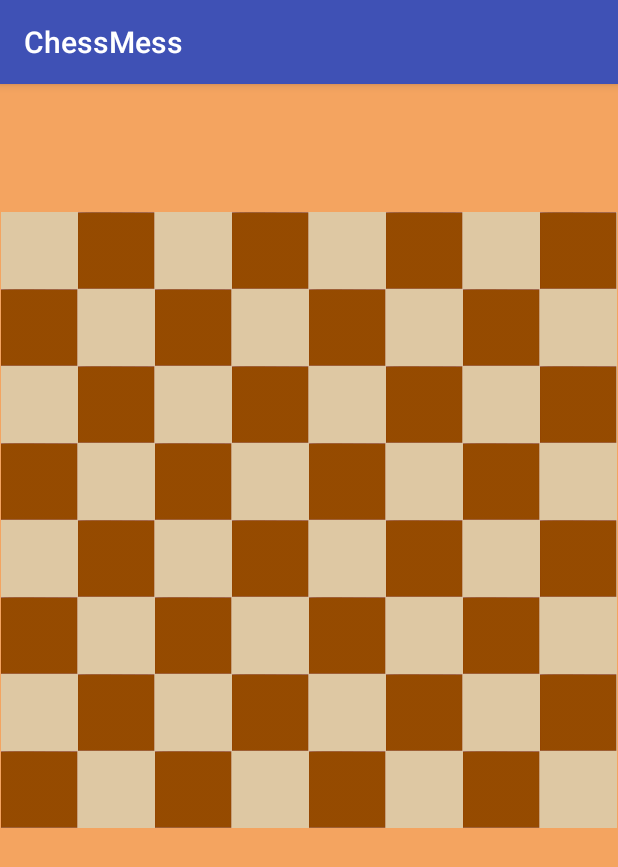
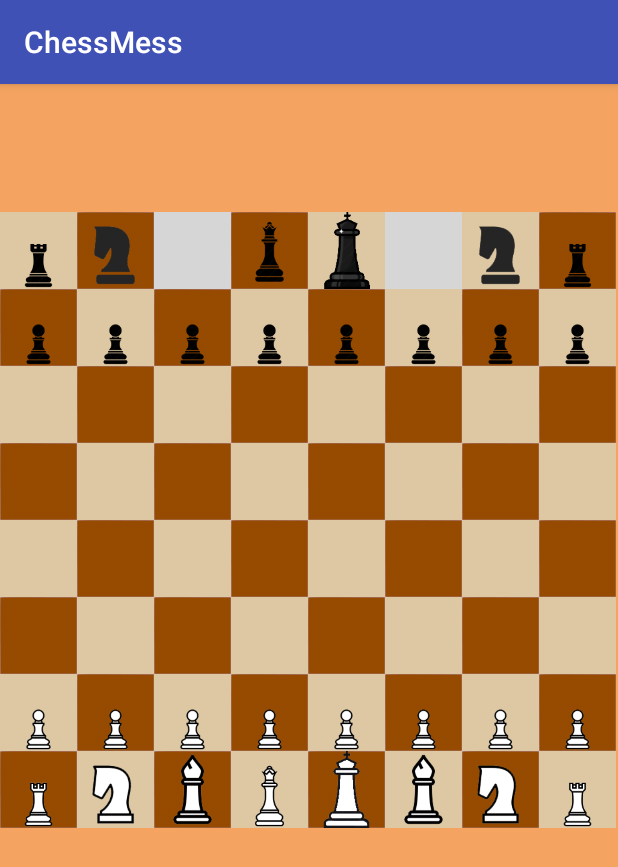
Before and after one commit to rjung00712/ChessMess, an Android app: the screen it shows after launch (ChessActivity), on a phone screen of 412 x 824 dp. Shown: the top 867 px of the screen. Run offline under Robolectric (Android 15) with nearby library versions, the phone set to English and light mode, and no system bars; grey boxes are pictures that could not be loaded.

Commit message:
Prints the pieces

```diff
--- a/app/src/main/java/techiiesio/com/chessmess/ChessActivity.java
+++ b/app/src/main/java/techiiesio/com/chessmess/ChessActivity.java
@@ -25,6 +25,25 @@ public class ChessActivity extends AppCompatActivity {
             R.drawable.brown_square, R.drawable.tan_square, R.drawable.brown_square, R.drawable.tan_square,
             };
 
+    int[] pieces = {    // chess background images per each square of the chess board
+            R.drawable.black_rook, R.drawable.black_knight, R.drawable.black_bishop, R.drawable.black_queen,
+            R.drawable.black_king, R.drawable.black_bishop, R.drawable.black_knight, R.drawable.black_rook,
+            R.drawable.black_pawn, R.drawable.black_pawn, R.drawable.black_pawn, R.drawable.black_pawn,
+            R.drawable.black_pawn, R.drawable.black_pawn, R.drawable.black_pawn, R.drawable.black_pawn,
+            R.drawable.tan_square, R.drawable.brown_square, R.drawable.tan_square, R.drawable.brown_square,
+            R.drawable.tan_square, R.drawable.brown_square, R.drawable.tan_square, R.drawable.brown_square,
+            R.drawable.brown_square, R.drawable.tan_square, R.drawable.brown_square, R.drawable.tan_square,
+            R.drawable.brown_square, R.drawable.tan_square, R.drawable.brown_square, R.drawable.tan_square,
+            R.drawable.tan_square, R.drawable.brown_square, R.drawable.tan_square, R.drawable.brown_square,
+            R.drawable.tan_square, R.drawable.brown_square, R.drawable.tan_square, R.drawable.brown_square,
+            R.drawable.brown_square, R.drawable.tan_square, R.drawable.brown_square, R.drawable.tan_square,
+            R.drawable.brown_square, R.drawable.tan_square, R.drawable.brown_square, R.drawable.tan_square,
+            R.drawable.white_pawn, R.drawable.white_pawn, R.drawable.white_pawn, R.drawable.white_pawn,
+            R.drawable.white_pawn, R.drawable.white_pawn, R.drawable.white_pawn, R.drawable.white_pawn,
+            R.drawable.white_rook, R.drawable.white_knight, R.drawable.white_bishop, R.drawable.white_queen,
+            R.drawable.white_king, R.drawable.white_bishop, R.drawable.white_knight, R.drawable.white_rook,
+    };
+
     GridView gridView;  // gridview object that references the grid view container
 
     @Override
@@ -36,7 +55,7 @@ public class ChessActivity extends AppCompatActivity {
 
         gridView.setStretchMode(GridView.STRETCH_COLUMN_WIDTH);
 
-        GridAdapter gridAdapter = new GridAdapter(this, images);
+        GridAdapter gridAdapter = new GridAdapter(this, images, pieces);
         gridView.setAdapter(gridAdapter);
     }
 
--- a/app/src/main/java/techiiesio/com/chessmess/GridAdapter.java
+++ b/app/src/main/java/techiiesio/com/chessmess/GridAdapter.java
@@ -18,12 +18,14 @@ public class GridAdapter extends BaseAdapter {
     Context context;
     String[] values;
     int[] images;
+    int[] pieces;
     View view;
     LayoutInflater layoutInflater;
 
-    public GridAdapter(Context context, int[] images) {
+    public GridAdapter(Context context, int[] images, int[] pieces) {
         this.context = context;
         this.images = images;
+        this.pieces = pieces;
     }
 
     @Override
@@ -57,8 +59,9 @@ public class GridAdapter extends BaseAdapter {
         ImageView pieceImage = new ImageView(context);
 
         ImageView squareImage = new ImageView(context);
-        squareImage.setLayoutParams(new GridView.LayoutParams(squareHeight, squareWidth));
-        squareImage.setImageResource(images[position]);
+        squareImage.setLayoutParams(new GridView.LayoutParams(squareWidth, squareWidth));
+        squareImage.setBackgroundResource(images[position]);
+        squareImage.setImageResource(pieces[position]);
 
 
 
```
